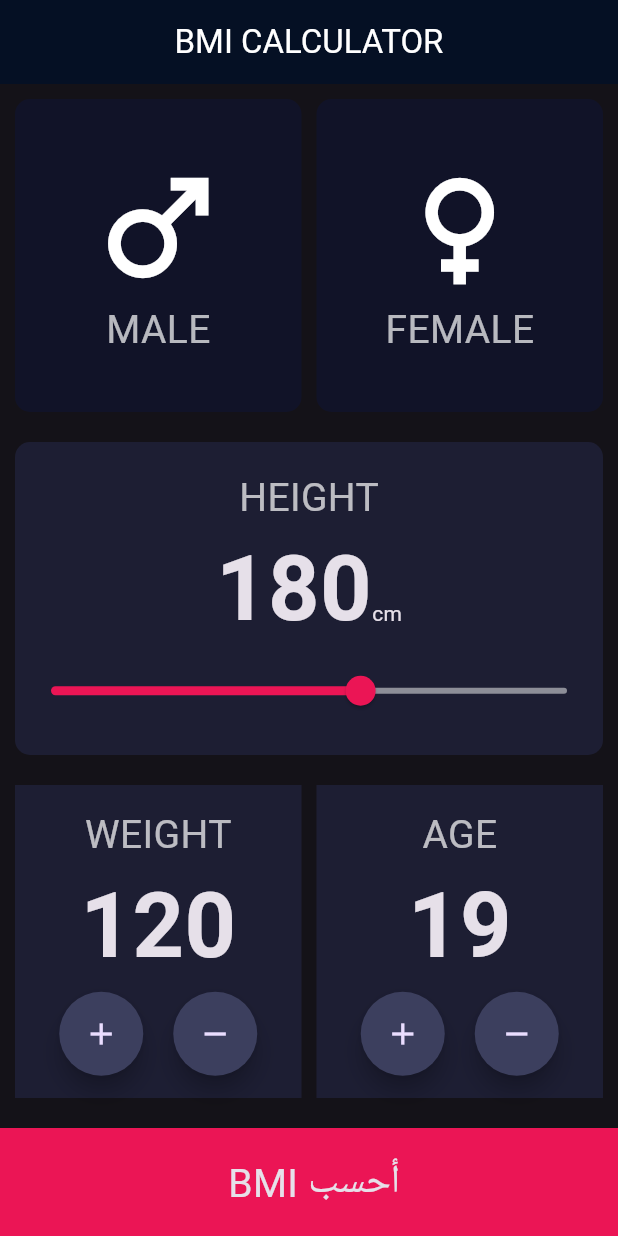
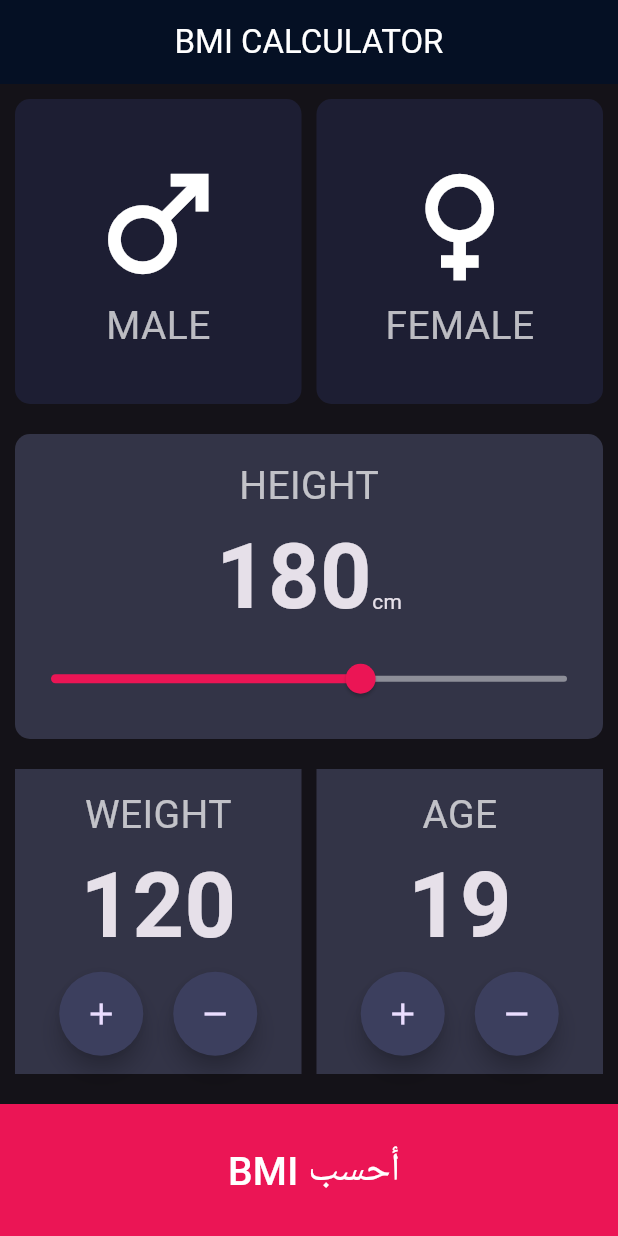
Before and after one commit to khaildalhadil/BMI-Flutter, a Flutter app: the screen it shows after launch, on a phone screen of 412 x 824 dp. Run offline on Flutter 3.47's test engine with Material 3 defaults, Android fonts, the phone set to English and light mode, and no system bars.

```diff
--- a/lib/constants.dart
+++ b/lib/constants.dart
@@ -1,7 +1,9 @@
 import 'package:flutter/material.dart';
 
-const inactiveCardColor = Color(0xFF111328);
-const activeCardColor = Color(0xFF1D1E33);
+const inactiveCardColor = Color(0xFF1d1e33);
+const activeCardColor = Color(0xFF333447);
+// const inactiveCardColor = Color(0xFF111328);
+// const activeCardColor = Color(0xFF1D1E33);
 
 const textStyle = TextStyle(fontSize: 26, color: Colors.white70);
 const styleBoldNumber = TextStyle(fontSize: 60, fontWeight: FontWeight.bold);
--- a/lib/import_page.dart
+++ b/lib/import_page.dart
@@ -1,6 +1,7 @@
 import 'package:bmi/column_content.dart';
 import 'package:bmi/constants.dart';
 import 'package:bmi/reusabie_card.dart';
+import 'package:bmi/result_page.dart';
 import 'package:flutter/material.dart';
 
 // enum ActiveName { Male, FEMALE }
@@ -179,7 +180,22 @@ class _InputPageState extends State<InputPage> {
             padding: EdgeInsets.all(17.0),
             margin: EdgeInsets.fromLTRB(0, 10, 0, 0),
             child: Center(
-              child: Text(" BMI أحسب", style: TextStyle(fontSize: 26)),
+              child: TextButton(
+                child: Text(
+                  " BMI أحسب",
+                  style: TextStyle(fontSize: 26, color: Colors.white),
+                ),
+                onPressed: () => {
+                  Navigator.push(
+                    context,
+                    MaterialPageRoute(
+                      builder: (context) {
+                        return Screen1();
+                      },
+                    ),
+                  ),
+                },
+              ),
             ),
           ),
         ],
```
Also changed, not shown: lib/result_page.dart (added, +87 -0 lines).
